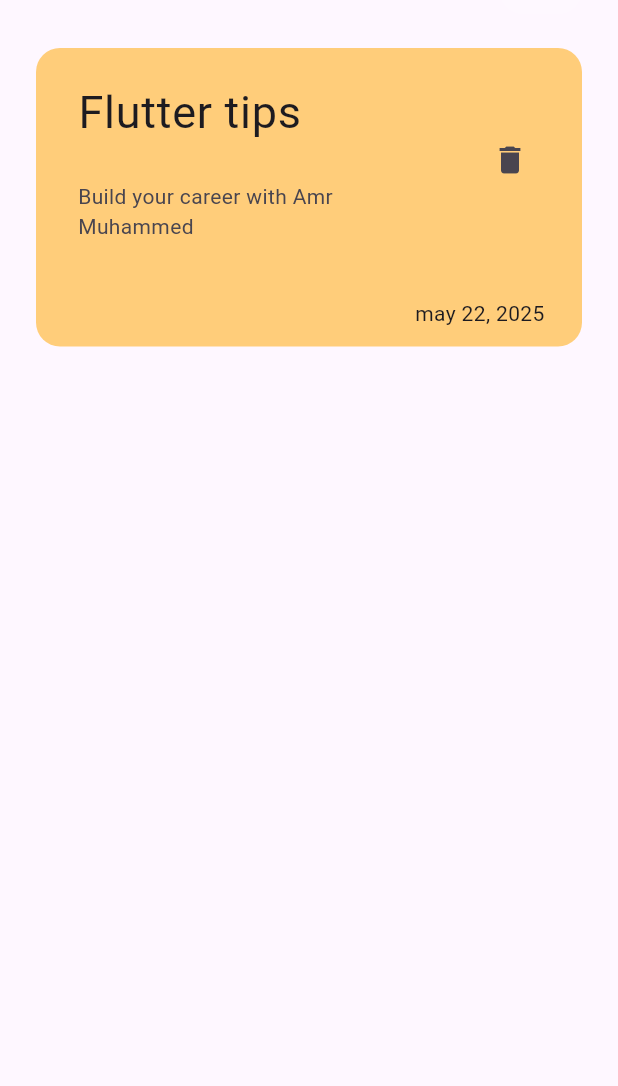
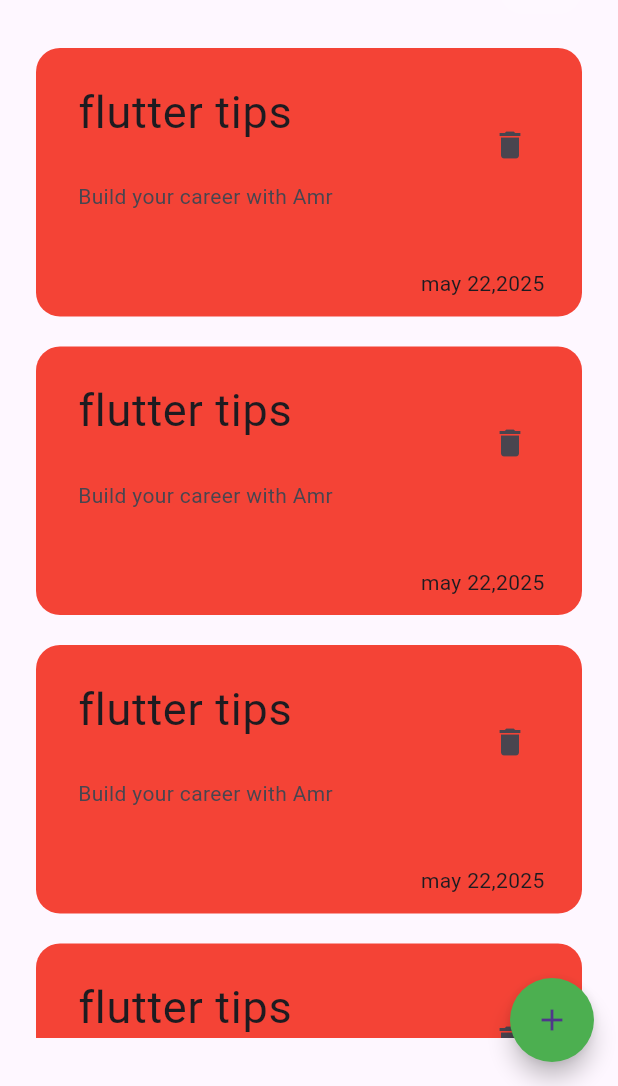
Before and after one commit to amr-mohamed-abdo/notes_app, a Flutter app: the screen it shows after launch, on a phone screen of 412 x 824 dp, the part 150-1236 px from its top. Run offline on Flutter 3.47's test engine with Material 3 defaults, Android fonts, the phone set to English and light mode, and no system bars.

Commit message:
adding floating action buttom&creating list view builder

```diff
--- /dev/null
+++ b/lib/models/item_note_model.dart
@@ -0,0 +1,9 @@
+import 'package:flutter/material.dart';
+
+class ItemNoteModel {
+  final String date;
+  final String title;
+  final String subTitle;
+  final Color color;
+  const ItemNoteModel({required this.date, required this.subTitle, required this.title, required this.color});
+}
--- a/lib/screens/home_screen.dart
+++ b/lib/screens/home_screen.dart
@@ -1,11 +1,15 @@
 import 'package:flutter/material.dart';
 import 'package:notes_app/widgets/custom_notes_body_widget.dart';
+import 'package:notes_app/widgets/floating_action_buttom_widget.dart';
 
 class HomeScreen extends StatelessWidget {
   const HomeScreen({super.key});
 
   @override
   Widget build(BuildContext context) {
-    return Scaffold(body: CustomNotesBodyWidget());
+    return Scaffold(
+      floatingActionButton: CustomFloatingActionButtonWidget(),
+      body: MainNotesBodyWidget(),
+    );
   }
 }
--- a/lib/widgets/custom_note_item.dart
+++ b/lib/widgets/custom_note_item.dart
@@ -1,29 +1,35 @@
 import 'package:flutter/material.dart';
+import 'package:notes_app/models/item_note_model.dart';
 
 class CustomNoteWItem extends StatelessWidget {
-  const CustomNoteWItem({super.key});
-
+  const CustomNoteWItem({super.key, required this.itemNoteModel});
+  final ItemNoteModel itemNoteModel;
   @override
   Widget build(BuildContext context) {
-    return Container(
+    return Column(
+      children: [
+        Container(
           padding: EdgeInsets.only(bottom: 12, top: 12, left: 12),
-      decoration: BoxDecoration(borderRadius: BorderRadius.circular(16), color: Color(0xffFFCD7A)),
+          decoration: BoxDecoration(borderRadius: BorderRadius.circular(16), color: itemNoteModel.color),
           child: Column(
             crossAxisAlignment: CrossAxisAlignment.end,
             children: [
               ListTile(
                 title: Padding(
                   padding: const EdgeInsets.only(bottom: 24),
-              child: Text('Flutter tips', style: TextStyle(fontSize: 30)),
+                  child: Text(itemNoteModel.title, style: TextStyle(fontSize: 30)),
                 ),
 
-            subtitle: Text('Build your career with Amr Muhammed'),
+                subtitle: Text(itemNoteModel.subTitle),
                 trailing: IconButton(onPressed: () {}, icon: Icon(Icons.delete)),
               ),
               SizedBox(height: 30),
-          Padding(padding: const EdgeInsets.only(right: 25), child: Text('may 22, 2025')),
+              Padding(padding: const EdgeInsets.only(right: 25), child: Text(itemNoteModel.date)),
             ],
           ),
+        ),
+        SizedBox(height: 20),
+      ],
     );
   }
 }
--- a/lib/widgets/custom_notes_body_widget.dart
+++ b/lib/widgets/custom_notes_body_widget.dart
@@ -1,15 +1,46 @@
 import 'package:flutter/material.dart';
+import 'package:notes_app/models/item_note_model.dart';
 import 'package:notes_app/widgets/custom_app_bar.dart';
-import 'package:notes_app/widgets/custom_note_item.dart';
+import 'package:notes_app/widgets/items_list_view_builder.dart';
 
-class CustomNotesBodyWidget extends StatelessWidget {
-  const CustomNotesBodyWidget({super.key});
-
+class MainNotesBodyWidget extends StatelessWidget {
+  MainNotesBodyWidget({super.key});
+  List<ItemNoteModel> listOfItemNotes = [
+    ItemNoteModel(
+      date: 'may 22,2025',
+      subTitle: 'Build your career with Amr',
+      title: 'flutter tips',
+      color: Colors.red,
+    ),
+    ItemNoteModel(
+      date: 'may 22,2025',
+      subTitle: 'Build your career with Amr',
+      title: 'flutter tips',
+      color: Colors.red,
+    ),
+    ItemNoteModel(
+      date: 'may 22,2025',
+      subTitle: 'Build your career with Amr',
+      title: 'flutter tips',
+      color: Colors.red,
+    ),
+    ItemNoteModel(
+      date: 'may 22,2025',
+      subTitle: 'Build your career with Amr',
+      title: 'flutter tips',
+      color: Colors.red,
+    ),
+  ];
   @override
   Widget build(BuildContext context) {
     return Padding(
       padding: const EdgeInsets.symmetric(horizontal: 24, vertical: 32),
-      child: Column(children: [CustomAppBarWidget(), CustomNoteWItem()]),
+      child: Column(
+        children: [
+          CustomAppBarWidget(),
+          ItemsNotesListViewBuilder(listOfItemNotes: listOfItemNotes),
+        ],
+      ),
     );
   }
 }
--- /dev/null
+++ b/lib/widgets/floating_action_buttom_widget.dart
@@ -0,0 +1,17 @@
+import 'package:flutter/material.dart';
+
+class CustomFloatingActionButtonWidget extends StatelessWidget {
+  const CustomFloatingActionButtonWidget({
+    super.key,
+  });
+
+  @override
+  Widget build(BuildContext context) {
+    return  FloatingActionButton(
+      onPressed: () {},
+      shape: CircleBorder(),
+      backgroundColor: Colors.green,
+      child: Icon(Icons.add),
+    );
+  }
+}
--- /dev/null
+++ b/lib/widgets/items_list_view_builder.dart
@@ -0,0 +1,21 @@
+import 'package:flutter/material.dart';
+import 'package:notes_app/models/item_note_model.dart';
+import 'package:notes_app/widgets/custom_note_item.dart';
+
+class ItemsNotesListViewBuilder extends StatelessWidget {
+  const ItemsNotesListViewBuilder({super.key, required this.listOfItemNotes});
+
+  final List<ItemNoteModel> listOfItemNotes;
+
+  @override
+  Widget build(BuildContext context) {
+    return Expanded(
+      child: ListView.builder(
+        itemCount: listOfItemNotes.length,
+        itemBuilder: (context, index) {
+          return CustomNoteWItem(itemNoteModel: listOfItemNotes[index]);
+        },
+      ),
+    );
+  }
+}
```
Lines whose indentation alone changed are shown as unchanged.
